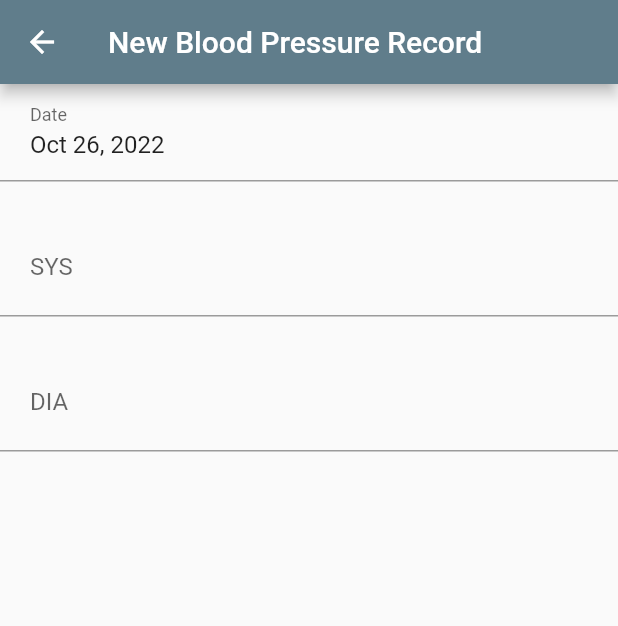
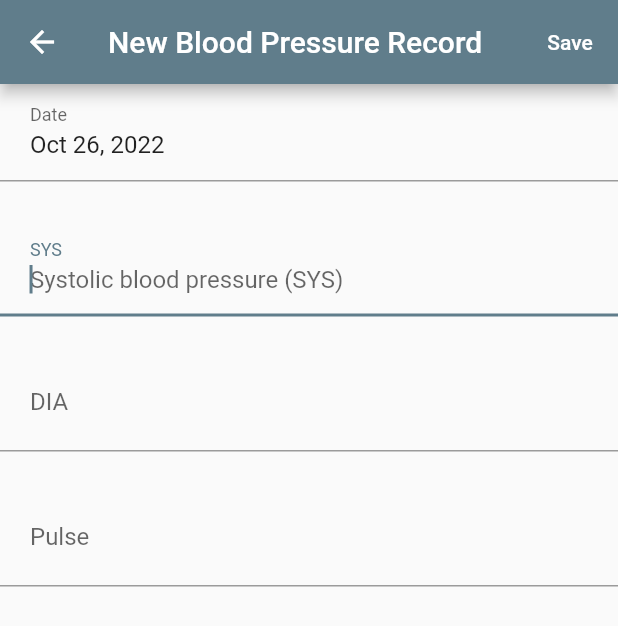
Before and after one commit to zgoda/mhh, a Flutter app: the RecordingCreateScreen screen opened by its route, on a phone screen of 412 x 824 dp. Shown: the top 626 px of the screen. Run offline on Flutter 3.47's test engine with Material 2 defaults, Android fonts, the phone set to English and light mode, and no system bars; drawn by our look-alikes of date_time_picker; our stand-ins replace flutter_hooks, hooks_riverpod.

Commit message:
Optional rate field on record screen

```diff
--- a/lib/main.dart
+++ b/lib/main.dart
@@ -9,7 +9,6 @@ void main() {
 class BPRecApp extends StatelessWidget {
   const BPRecApp({super.key});
 
-  // This widget is the root of your application.
   @override
   Widget build(BuildContext context) {
     return MaterialApp(
--- a/lib/pages/newrecording.dart
+++ b/lib/pages/newrecording.dart
@@ -15,9 +15,21 @@ class RecordingCreateScreen extends HookConsumerWidget {
         useTextEditingController(text: DateTime.now().toString());
     final recordSysPressureController = useTextEditingController();
     final recordDiaPressureController = useTextEditingController();
+    final recordPulseController = useTextEditingController();
     return Scaffold(
       appBar: AppBar(
         title: const Text('New Blood Pressure Record'),
+        actions: <Widget>[
+          TextButton(
+            onPressed: () async {
+              Navigator.of(context).pop();
+            },
+            style: TextButton.styleFrom(
+              foregroundColor: Theme.of(context).dialogBackgroundColor,
+            ),
+            child: const Text('Save'),
+          )
+        ],
       ),
       body: SingleChildScrollView(
         child: Column(
@@ -38,6 +50,7 @@ class RecordingCreateScreen extends HookConsumerWidget {
             TextField(
               keyboardType: TextInputType.number,
               controller: recordSysPressureController,
+              autofocus: true,
               decoration: const InputDecoration(
                 labelText: 'SYS',
                 hintText: 'Systolic blood pressure (SYS)',
@@ -54,6 +67,16 @@ class RecordingCreateScreen extends HookConsumerWidget {
                 contentPadding: defaultTextfieldInsets,
               ),
             ),
+            defaultFieldSpacer,
+            TextField(
+              keyboardType: TextInputType.number,
+              controller: recordPulseController,
+              decoration: const InputDecoration(
+                labelText: 'Pulse',
+                hintText: 'Heart beat rate (pulse)',
+                contentPadding: defaultTextfieldInsets,
+              ),
+            ),
           ],
         ),
       ),
```
